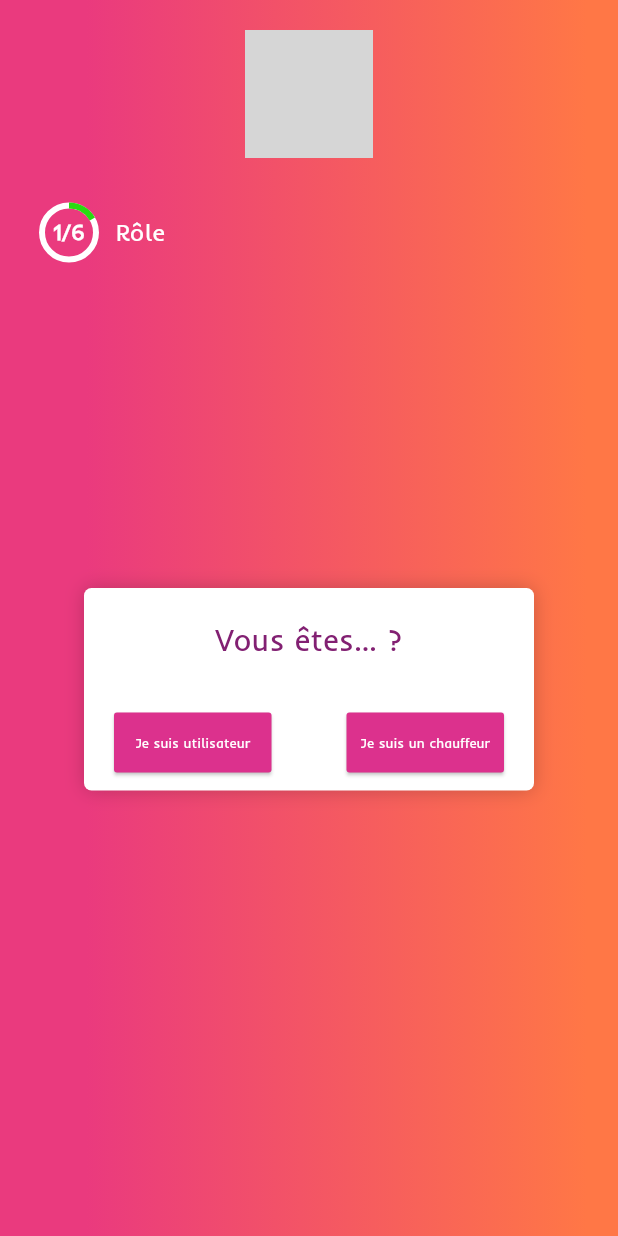
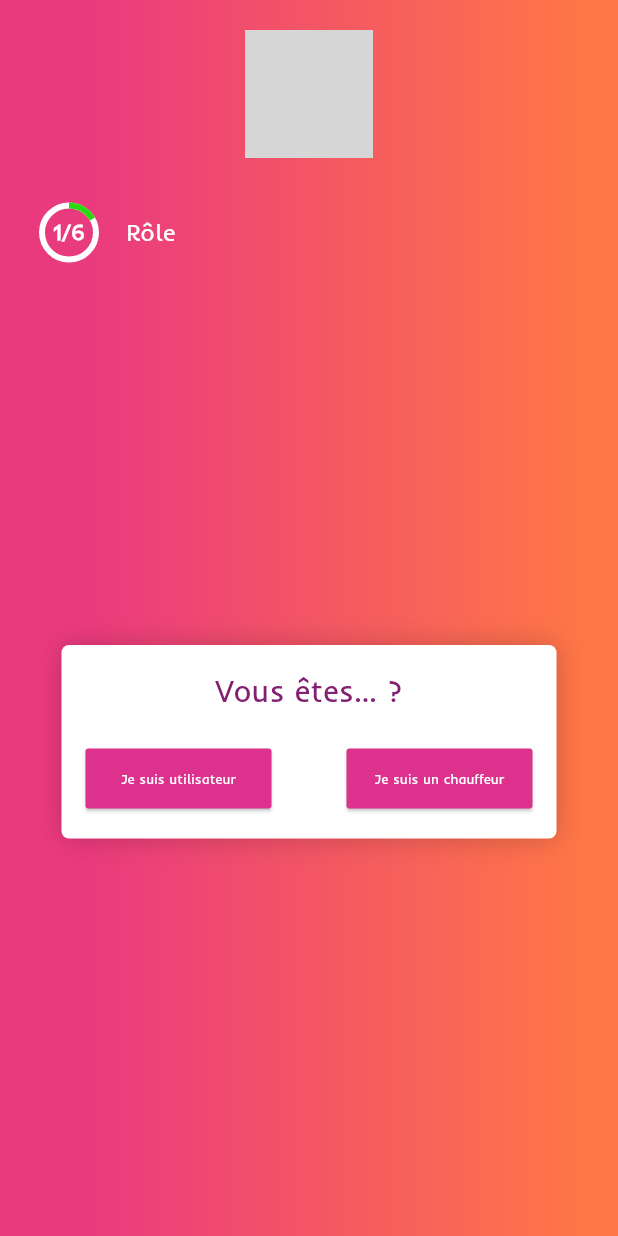
Before and after one commit to Tokiarivelo/safe-driving, a Flutter app: the screen it shows after launch, on a phone screen of 412 x 824 dp. Run offline on Flutter 3.47's test engine with Material 3 defaults, Android fonts, the phone set to English and light mode, and no system bars; our stand-ins replace flutter_dotenv, flutter_svg, graphql_flutter; accounts and stored records are empty; grey boxes are pictures that could not be loaded.

Commit message:
feat: fixing bugs of many pixels contraint

```diff
--- a/apps/mobile/lib/shared/widgets/customs/interactive_menu_widget.dart
+++ b/apps/mobile/lib/shared/widgets/customs/interactive_menu_widget.dart
@@ -12,6 +12,9 @@ class InteractiveMenuWidget extends StatefulWidget {
 class InteractiveMenuWidgetState extends State<InteractiveMenuWidget> {
   int _currentStep = 1;
 
+  // États d'expansion pour chaque tile
+  final Map<int, bool> _expandedTiles = {};
+
   // États pour les steps
   bool _gpsEnabled = false;
   bool _notifEnabled = false;
@@ -20,7 +23,7 @@ class InteractiveMenuWidgetState extends State<InteractiveMenuWidget> {
 
   final List<_StepInfo> _steps = [
     _StepInfo(title: 'Bienvenue', icon: null, emoji: '👋'),
-    _StepInfo(title: 'GPS', icon: Icons.gps_fixed),
+    _StepInfo(title: 'GPS', icon: Icons.location_on),
     _StepInfo(title: 'Notifications', icon: Icons.notifications),
     _StepInfo(title: 'Préférence', icon: Icons.settings),
     _StepInfo(title: 'Récapitulatif', icon: Icons.recent_actors),
@@ -71,7 +74,7 @@ class InteractiveMenuWidgetState extends State<InteractiveMenuWidget> {
           child: Row(
             children: [
               _buildProgressCircle(),
-              const SizedBox(width: 1),
+              const SizedBox(width: 8),
               Expanded(
                 child: Text(
                   _getStepTitle(_currentStep),
@@ -86,25 +89,25 @@ class InteractiveMenuWidgetState extends State<InteractiveMenuWidget> {
         Expanded(
           child: _currentStep == 1
               // Step 1 : carte blanche
-              ? Padding(
-                  padding: const EdgeInsets.only(bottom: 100),
-                  child: Center(
+              ? Column(
+                  mainAxisAlignment: MainAxisAlignment.center,
+                  children: [
+                    Padding(
+                      padding: const EdgeInsets.only(left: 16, right: 16, bottom: 30),
                       child: Container(
-                      width: 300,
-                      constraints: const BoxConstraints(
-                        maxHeight: 135, // Limiter du hauteur
-                      ),
-                      padding: const EdgeInsets.all(20),
+                        width: 330,
+                        padding: const EdgeInsets.all(16),
                         decoration: BoxDecoration(
                           color: AppColors.secondBackgroundColor,
                           borderRadius: BorderRadius.circular(5),
                           boxShadow: [
-                          BoxShadow(color: AppColors.blur, blurRadius: 10),
+                            BoxShadow(color: AppColors.blur, blurRadius: 15),
                           ],
                         ),
                         child: _buildStepContent(1),
                       ),
                     ),
+                  ],
                 )
               // Steps 2–6 : ExpansionTiles
               : ListView.builder(
@@ -144,7 +147,7 @@ class InteractiveMenuWidgetState extends State<InteractiveMenuWidget> {
   //Les expansions
   Widget _buildExpansionTile(int step) {
     final info = _steps[step - 2];
-    final isExpanded = _currentStep == step;
+    final isExpanded = _expandedTiles[step] ?? (_currentStep == step);
 
     return Container(
       margin: const EdgeInsets.symmetric(horizontal: 16, vertical: 6),
@@ -162,7 +165,12 @@ class InteractiveMenuWidgetState extends State<InteractiveMenuWidget> {
         ),
         initiallyExpanded: isExpanded,
         onExpansionChanged: (open) {
-          if (open) setState(() => _currentStep = step);
+          setState(() {
+            _expandedTiles[step] = open;
+            if (open) {
+              _currentStep = step;
+            }
+          });
         },
         tilePadding: const EdgeInsets.symmetric(horizontal: 16, vertical: 8),
         title: Row(
@@ -188,6 +196,7 @@ class InteractiveMenuWidgetState extends State<InteractiveMenuWidget> {
               style: TextStyle(
                 color: AppColors.light,
                 fontWeight: FontWeight.normal,
+                fontSize: 16,
               ),
             ),
           ],
@@ -205,9 +214,7 @@ class InteractiveMenuWidgetState extends State<InteractiveMenuWidget> {
                 bottomLeft: Radius.circular(12),
                 bottomRight: Radius.circular(12),
               ),
-              border: Border(
-                top: BorderSide(color: AppColors.blur, width: 1),
-              ),
+              border: Border(top: BorderSide(color: AppColors.blur, width: 1)),
               boxShadow: [BoxShadow(color: AppColors.blur, blurRadius: 15)],
             ),
             padding: const EdgeInsets.all(16),
@@ -232,7 +239,7 @@ class InteractiveMenuWidgetState extends State<InteractiveMenuWidget> {
                 fontWeight: FontWeight.w400,
               ),
             ),
-            const SizedBox(height: 30),
+                    const SizedBox(height: 20),
             Row(
               mainAxisAlignment: MainAxisAlignment.spaceEvenly,
               children: [
@@ -345,7 +352,9 @@ class InteractiveMenuWidgetState extends State<InteractiveMenuWidget> {
             const SizedBox(height: 8),
             Text(
               'Pour vous proposer les véhicules les plus proches, autorisez l\'accès à votre position. C\'est rapide et sécurisé.',
-              style: TextStyle(color: AppColors.buttonWithoutBackGround.withAlpha(190)),
+              style: TextStyle(
+                color: AppColors.buttonWithoutBackGround.withAlpha(190),
+              ),
             ),
             const SizedBox(height: 16),
             Row(
@@ -404,7 +413,9 @@ class InteractiveMenuWidgetState extends State<InteractiveMenuWidget> {
             const SizedBox(height: 8),
             Text(
               'Choisissez de recevoir des alertes en temps réel sur l\'arrivée de votre chauffeur et l\'état de votre trajet.',
-              style: TextStyle(color: AppColors.buttonWithoutBackGround.withAlpha(190)),
+              style: TextStyle(
+                color: AppColors.buttonWithoutBackGround.withAlpha(190),
+              ),
             ),
             const SizedBox(height: 16),
             Row(
@@ -463,7 +474,9 @@ class InteractiveMenuWidgetState extends State<InteractiveMenuWidget> {
             const SizedBox(height: 8),
             Text(
               'Sélectionnez vos modes de transport favoris et activez le thème sombre si vous préférez une expérience plus douce pour les yeux.',
-              style: TextStyle(color: AppColors.buttonWithoutBackGround.withAlpha(190)),
+              style: TextStyle(
+                color: AppColors.buttonWithoutBackGround.withAlpha(190),
+              ),
             ),
             const SizedBox(height: 16),
             Text(
@@ -491,9 +504,18 @@ class InteractiveMenuWidgetState extends State<InteractiveMenuWidget> {
               style: TextStyle(color: AppColors.buttonWithoutBackGround),
             ),
             const SizedBox(height: 8),
-            Wrap(
+            Container(
+              decoration: BoxDecoration(
+                border: Border.all(
+                  color: AppColors.fillButtonBackgorund.withOpacity(0.3),
+                  width: 1,
+                ),
+                borderRadius: BorderRadius.circular(8),
+              ),
+              padding: const EdgeInsets.all(8),
+              child: Wrap(
                 spacing: 8,
-              children: ['Voiture', 'Moto', 'TukTuk'].map((mode) {
+                children: ['Voiture', 'Moto', 'TukTuk', 'Vélo'].map((mode) {
                   final sel = _selectedTransports.contains(mode);
                   return FilterChip(
                     avatar: Icon(
@@ -501,7 +523,9 @@ class InteractiveMenuWidgetState extends State<InteractiveMenuWidget> {
                           ? Icons.directions_car
                           : mode == 'Moto'
                           ? Icons.motorcycle
-                        : Icons.electric_rickshaw,
+                          : mode == 'TukTuk'
+                          ? Icons.electric_rickshaw
+                          : Icons.pedal_bike,
                       size: 18,
                     ),
                     label: Text(mode),
@@ -519,6 +543,7 @@ class InteractiveMenuWidgetState extends State<InteractiveMenuWidget> {
                     checkmarkColor: AppColors.light,
                   );
                 }).toList(),
+              ),
             ),
             const SizedBox(height: 24),
             Row(
@@ -571,29 +596,118 @@ class InteractiveMenuWidgetState extends State<InteractiveMenuWidget> {
             const SizedBox(height: 8),
             Text(
               'Voilà un résumé de vos choix. Vous pouvez toujours les modifier plus tard dans les paramètres. Prêt·e à démarrer ?',
-              style: TextStyle(color: AppColors.buttonWithoutBackGround.withAlpha(190)),
+              style: TextStyle(
+                color: AppColors.buttonWithoutBackGround.withAlpha(190),
+              ),
             ),
             const SizedBox(height: 16),
-            SwitchListTile(
-              title: const Text('GPS'),
+            Row(
+              children: [
+                Switch(
                   value: _gpsEnabled,
                   activeColor: AppColors.progress,
                   onChanged: (v) => setState(() => _gpsEnabled = v),
                 ),
-            SwitchListTile(
-              title: const Text('Notifications'),
+                const SizedBox(width: 8),
+                const Text(
+                  'GPS',
+                  style: TextStyle(color: AppColors.buttonWithoutBackGround),
+                ),
+              ],
+            ),
+            Row(
+              children: [
+                Switch(
                   value: _notifEnabled,
                   activeColor: AppColors.progress,
                   onChanged: (v) => setState(() => _notifEnabled = v),
+                ),
+                const SizedBox(width: 8),
+                const Text(
+                  'Notifications',
+                  style: TextStyle(color: AppColors.buttonWithoutBackGround),
+                ),
+              ],
             ),
             const SizedBox(height: 16),
             Text(
               'Thème : $_selectedTheme',
               style: TextStyle(color: AppColors.buttonWithoutBackGround),
             ),
+            const SizedBox(height: 8),
+            Container(
+              decoration: BoxDecoration(
+                border: Border.all(
+                  color: AppColors.fillButtonBackgorund.withOpacity(0.3),
+                  width: 1,
+                ),
+                borderRadius: BorderRadius.circular(8),
+              ),
+              padding: const EdgeInsets.all(12),
+              child: Column(
+                crossAxisAlignment: CrossAxisAlignment.start,
+                children: [
                   Text(
-              'Transport : ${_selectedTransports.join(', ')}',
+                    'Transport :',
                     style: TextStyle(color: AppColors.buttonWithoutBackGround),
+                  ),
+                  const SizedBox(height: 8),
+                  if (_selectedTransports.isNotEmpty)
+                    Wrap(
+                      spacing: 8,
+                      runSpacing: 4,
+                      children: _selectedTransports.map((transport) {
+                        return Chip(
+                          avatar: Icon(
+                            transport == 'Voiture'
+                                ? Icons.directions_car
+                                : transport == 'Moto'
+                                ? Icons.motorcycle
+                                : transport == 'TukTuk'
+                                ? Icons.electric_rickshaw
+                                : Icons.pedal_bike,
+                            size: 16,
+                            color: AppColors.buttonWithoutBackGround,
+                          ),
+                          label: Text(
+                            transport,
+                            style: TextStyle(
+                              color: AppColors.buttonWithoutBackGround,
+                              fontSize: 12,
+                            ),
+                          ),
+                          deleteIcon: Icon(
+                            Icons.close,
+                            size: 18,
+                            color: AppColors.buttonWithoutBackGround,
+                          ),
+                          onDeleted: () {
+                            setState(() {
+                              _selectedTransports.remove(transport);
+                            });
+                          },
+                          backgroundColor: AppColors.secondBackgroundColor,
+                          side: BorderSide(
+                            color: AppColors.fillButtonBackgorund.withOpacity(
+                              0.5,
+                            ),
+                            width: 1,
+                          ),
+                        );
+                      }).toList(),
+                    )
+                  else
+                    Text(
+                      'Aucun transport sélectionné',
+                      style: TextStyle(
+                        color: AppColors.buttonWithoutBackGround.withOpacity(
+                          0.6,
+                        ),
+                        fontStyle: FontStyle.italic,
+                      ),
+                    ),
+                ],
+              ),
             ),
             const SizedBox(height: 24),
             Row(
@@ -621,7 +735,7 @@ class InteractiveMenuWidgetState extends State<InteractiveMenuWidget> {
                     ),
                   ),
                   onPressed: () {
-                    //finale
+                    //finale (vers homeview)
                   },
                   child: const Text(
                     'Valider',
```
Also changed, not shown: 1 other file. Lines whose indentation alone changed are shown as unchanged.
